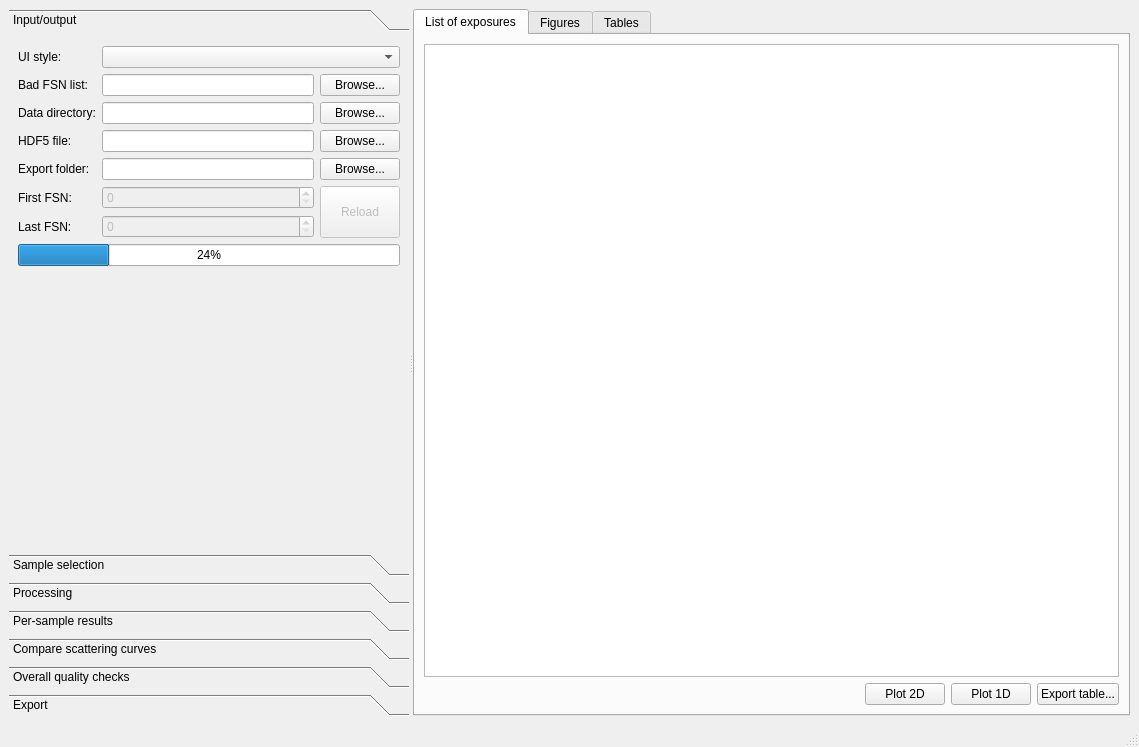
Before: the Qt Designer form cct/processing/mainwindow/mainwindow.ui in awacha/cct, drawn with Qt 5.
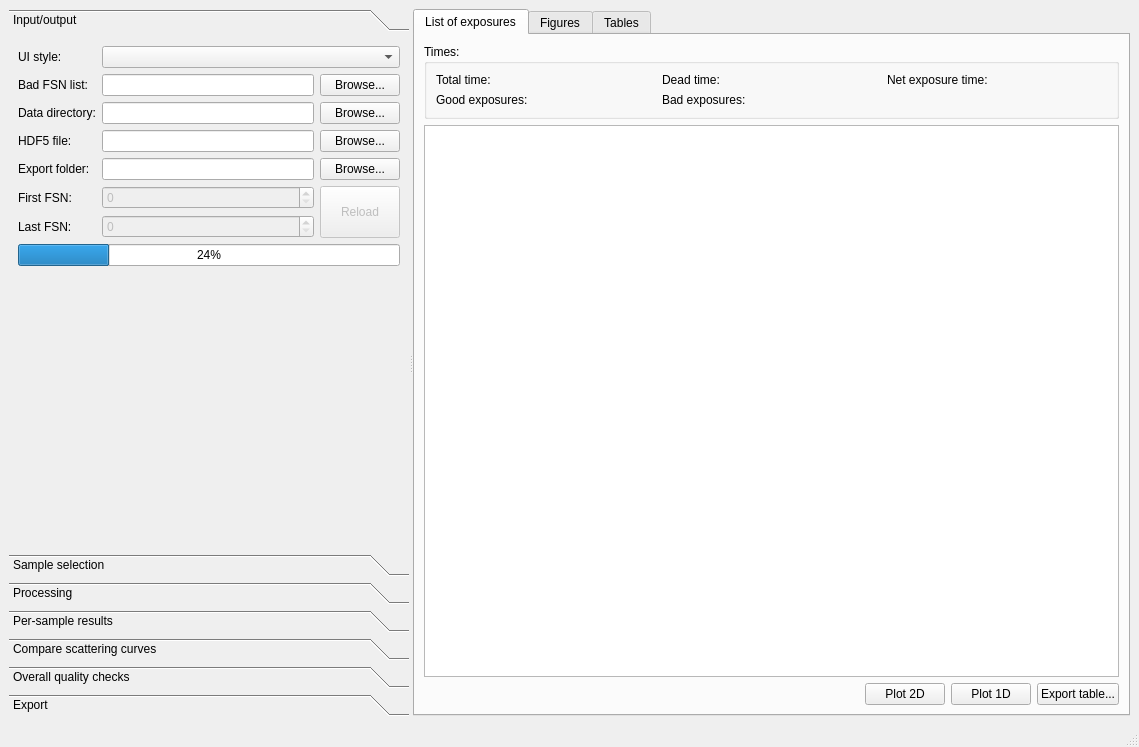
After: the same form once the commit is applied. Icons and pictures are not drawn.

Commit message: Show experiment time breakdown above the header list

What changed in the file:
```diff
--- a/cct/processing/mainwindow/mainwindow.ui
+++ b/cct/processing/mainwindow/mainwindow.ui
@@ -1444,6 +1444,88 @@
             <string>List of exposures</string>
            </attribute>
            <layout class="QVBoxLayout" name="verticalLayout">
+            <item>
+             <widget class="QGroupBox" name="groupBox_7">
+              <property name="title">
+               <string>Times:</string>
+              </property>
+              <layout class="QGridLayout" name="gridLayout_8">
+               <item row="0" column="4">
+                <widget class="QLabel" name="label_25">
+                 <property name="text">
+                  <string>Net exposure time:</string>
+                 </property>
+                </widget>
+               </item>
+               <item row="0" column="0">
+                <widget class="QLabel" name="label_16">
+                 <property name="text">
+                  <string>Total time:</string>
+                 </property>
+                </widget>
+               </item>
+               <item row="0" column="1">
+                <widget class="QLabel" name="totalExperimentTimeLabel">
+                 <property name="text">
+                  <string/>
+                 </property>
+                </widget>
+               </item>
+               <item row="0" column="5">
+                <widget class="QLabel" name="netExposureTimeLabel">
+                 <property name="text">
+                  <string/>
+                 </property>
+                </widget>
+               </item>
+               <item row="0" column="2">
+                <widget class="QLabel" name="label_27">
+                 <property name="text">
+                  <string>Dead time:</string>
+                 </property>
+                </widget>
+               </item>
+               <item row="0" column="3">
+                <widget class="QLabel" name="deadTimeLabel">
+                 <property name="text">
+                  <string/>
+                 </property>
+                </widget>
+               </item>
+               <item row="1" column="0">
+                <widget class="QLabel" name="label_30">
+                 <property name="text">
+                  <string>Good exposures:</string>
+                 </property>
+                </widget>
+               </item>
+               <item row="1" column="1">
+                <widget class="QLabel" name="goodExposureTimeLabel">
+                 <property name="text">
+                  <string/>
+                 </property>
+                </widget>
+               </item>
+               <item row="1" column="2">
+                <widget class="QLabel" name="label_32">
+                 <property name="text">
+                  <string>Bad exposures:</string>
+                 </property>
+                </widget>
+               </item>
+               <item row="1" column="3">
+                <widget class="QLabel" name="badExposureTimeLabel">
+                 <property name="text">
+                  <string/>
+                 </property>
+                </widget>
+               </item>
+              </layout>
+             </widget>
+            </item>
+            <item>
+             <layout class="QHBoxLayout" name="horizontalLayout_5"/>
+            </item>
             <item>
              <widget class="QTreeView" name="headersTreeView">
               <property name="alternatingRowColors">
```
Left out of the diff: 3 changed lines with no effect on the pictures. The commit also changes 2 other files.
